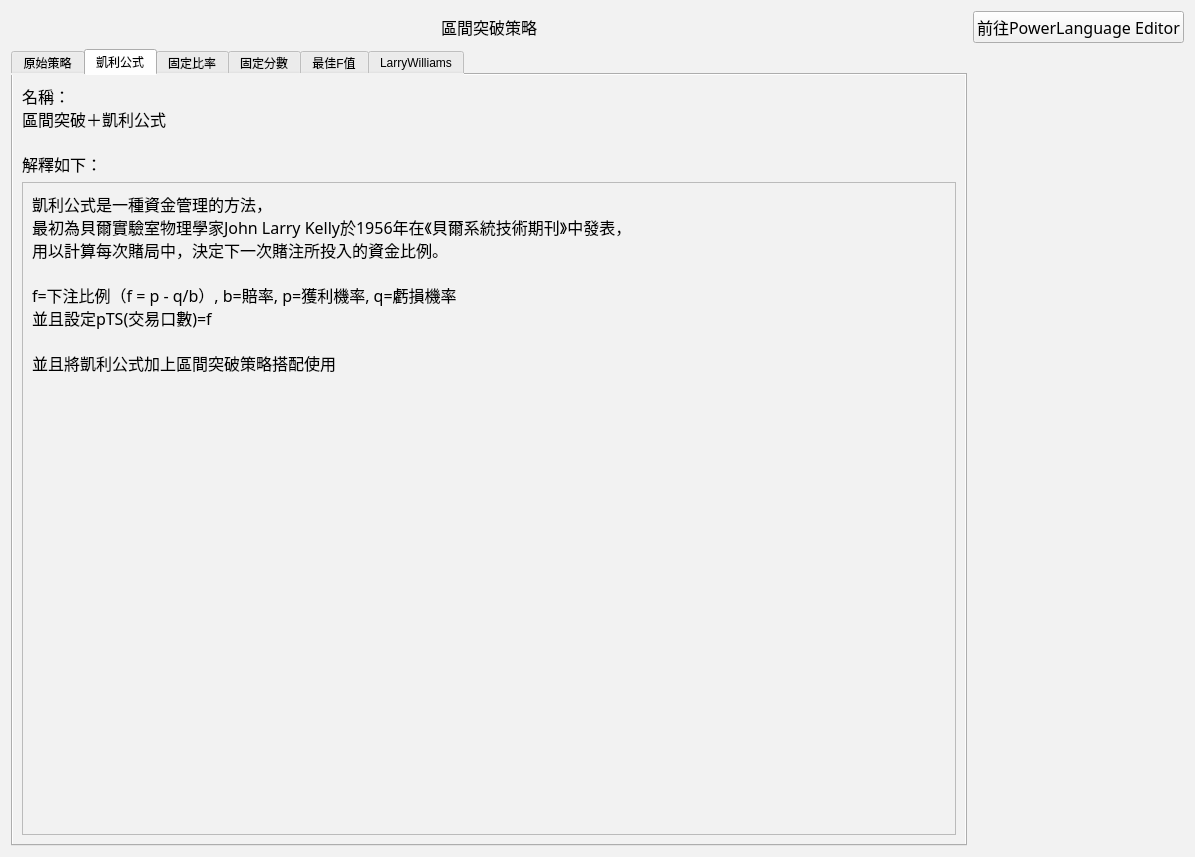
The window that RangeBreak_Strategies_UI.ui (allen93075/Winner) describes before a commit, drawn with Qt 5.
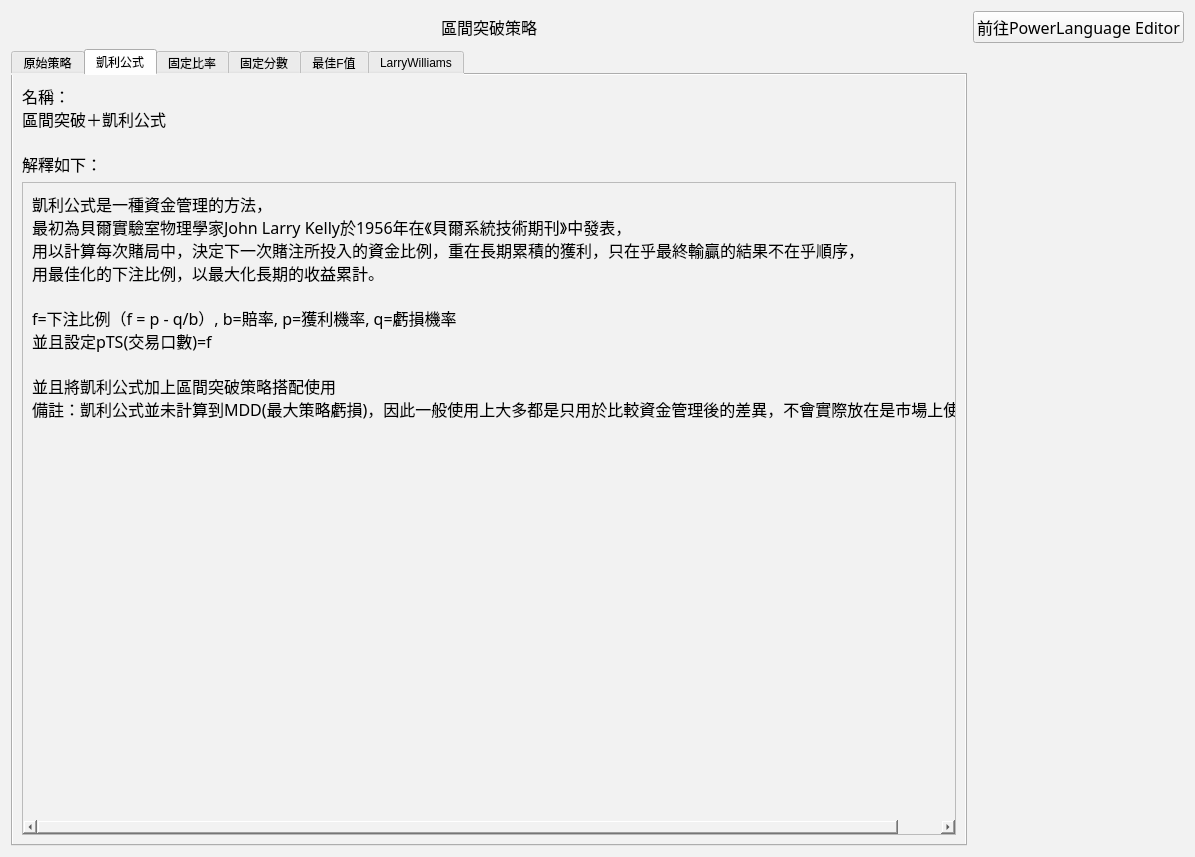
The same window after the commit. The open tabs and pages were chosen to show the change.

Commit message: 資金管理(Kelly)內容修改

What changed in the file:
```diff
--- a/RangeBreak_Strategies_UI.ui
+++ b/RangeBreak_Strategies_UI.ui
@@ -183,12 +183,14 @@
              <property name="text">
               <string>凱利公式是一種資金管理的方法，
 最初為貝爾實驗室物理學家John Larry Kelly於1956年在《貝爾系統技術期刊》中發表，
-用以計算每次賭局中，決定下一次賭注所投入的資金比例。
+用以計算每次賭局中，決定下一次賭注所投入的資金比例，重在長期累積的獲利，只在乎最終輸贏的結果不在乎順序，
+用最佳化的下注比例，以最大化長期的收益累計。
 
 f=下注比例（f = p - q/b）, b=賠率, p=獲利機率, q=虧損機率
 並且設定pTS(交易口數)=f
 
 並且將凱利公式加上區間突破策略搭配使用
+備註：凱利公式並未計算到MDD(最大策略虧損)，因此一般使用上大多都是只用於比較資金管理後的差異，不會實際放在是市場上使用。
 </string>
              </property>
              <property name="alignment">
```
The commit also changes 11 other files.
